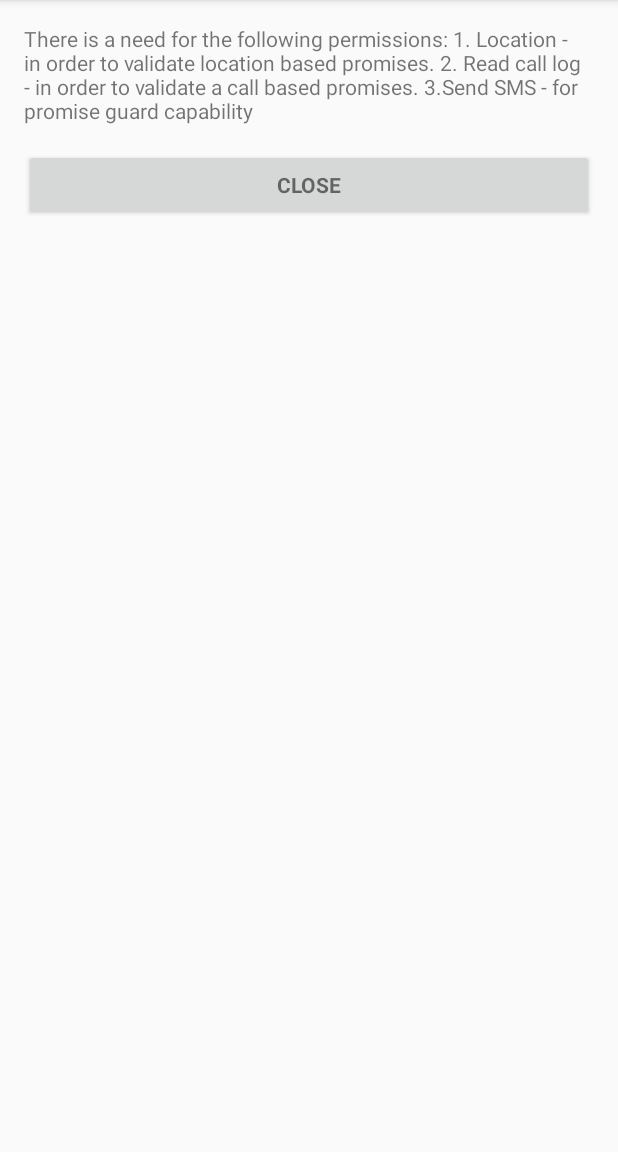
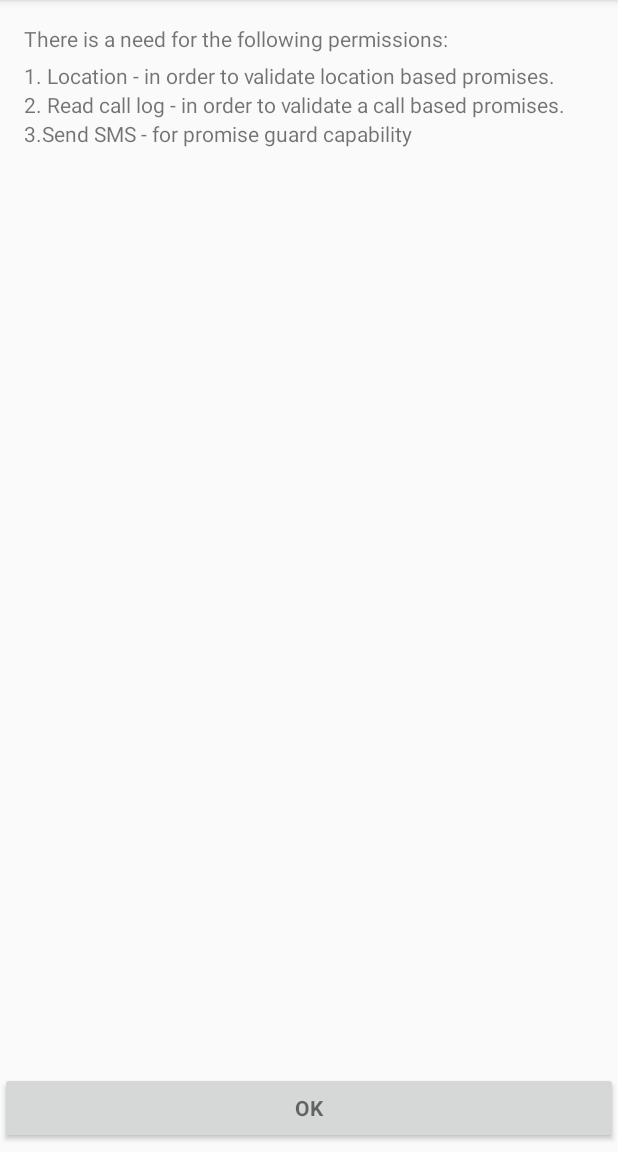
Before and after one commit to devomri/PromiseKeeper, an Android app: the PermissionRequestActivity screen opened directly, with no data from a screen before it, on a phone screen of 412 x 824 dp, the part 84-1236 px from its top. Run offline under Robolectric (Android 15) with nearby library versions, the phone set to English and light mode, and no system bars.

Commit message:
permission request activity changes

```diff
--- a/app/src/main/java/com/omri/dev/promisekeeper/MainActivity.java
+++ b/app/src/main/java/com/omri/dev/promisekeeper/MainActivity.java
@@ -192,10 +192,11 @@ public class MainActivity extends AppCompatActivity
     public void onRequestPermissionsResult(int requestCode, @NonNull String[] permissions, @NonNull int[] grantResults) {
         switch (requestCode) {
             case MY_PERMISSIONS_REQUEST: {
-                if (grantResults.length == 3){
+                if (grantResults.length == 4){
                     if (grantResults[0] == PackageManager.PERMISSION_DENIED ||
                         grantResults[1] == PackageManager.PERMISSION_DENIED ||
-                        grantResults[2] == PackageManager.PERMISSION_DENIED){
+                        grantResults[2] == PackageManager.PERMISSION_DENIED ||
+                        grantResults[3] == PackageManager.PERMISSION_DENIED){
                         // Re-ask the user
                         checkForPermissions();
                     }
--- a/app/src/main/res/layout/activity_permission_request.xml
+++ b/app/src/main/res/layout/activity_permission_request.xml
@@ -1,4 +1,7 @@
 <?xml version="1.0" encoding="utf-8"?>
+<RelativeLayout android:layout_height="match_parent"
+    android:layout_width="match_parent"
+    xmlns:android="http://schemas.android.com/apk/res/android">
     <LinearLayout xmlns:android="http://schemas.android.com/apk/res/android"
         xmlns:tools="http://schemas.android.com/tools"
         android:layout_width="match_parent"
@@ -23,7 +26,23 @@
                 <TextView
                     android:layout_width="match_parent"
                     android:layout_height="match_parent"
-                android:text="@string/permisson_request_message"/>
+                    android:text="@string/permission_request_message_0"/>
+                <TextView
+                    android:layout_marginTop="5dp"
+                    android:layout_width="match_parent"
+                    android:layout_height="match_parent"
+                    android:text="@string/permission_request_message_1"/>
+                <TextView
+                    android:layout_width="match_parent"
+                    android:layout_height="match_parent"
+                    android:text="@string/permission_request_message_2"/>
+                <TextView
+                    android:layout_width="match_parent"
+                    android:layout_height="match_parent"
+                    android:text="@string/permission_request_message_3"/>
+            </LinearLayout>
+        </ScrollView>
+    </LinearLayout>
 
     <Button
         style="?android:textAppearanceSmall"
@@ -31,10 +50,8 @@
         android:layout_height="wrap_content"
         android:layout_marginTop="16dp"
         android:textStyle="bold"
-                android:text="Close"
-                android:onClick="closeActivity"/>
-        </LinearLayout>
-
-    </ScrollView>
-
-</LinearLayout>
+        android:text="@string/ok"
+        android:onClick="closeActivity"
+        android:layout_alignParentBottom="true"
+        android:layout_marginBottom="5dp"/>
+</RelativeLayout>
--- a/app/src/main/res/values/strings.xml
+++ b/app/src/main/res/values/strings.xml
@@ -54,7 +54,10 @@
     <string name="ask_general_promise_prefece">Did you keep the following promise:</string>
     <string name="ask_general_promise_promise_is_kept">Promise is kept</string>
     <string name="ask_general_promise_promise_wasn_t_kept">Promise wasn\'t kept</string>
-    <string name="permisson_request_message">There is a need for the following permissions:  1. Location - in order to validate location based promises. 2. Read call log - in order to validate a call based promises. 3.Send SMS - for promise guard capability</string>
+    <string name="permission_request_message_0">There is a need for the following permissions:</string>
+    <string name="permission_request_message_1">1. Location - in order to validate location based promises.</string>
+    <string name="permission_request_message_2">2. Read call log - in order to validate a call based promises.</string>
+    <string name="permission_request_message_3">3.Send SMS - for promise guard capability</string>
     <string name="delete_promise">Delete promise</string>
     <string name="about_welcome_title">Welcome to promise keeper, the application that will help you keep your word!</string>
     <string name="about_promise_details">When creating a new promise, one shall provide the following details:</string>
```
Lines whose indentation alone changed are shown as unchanged.
